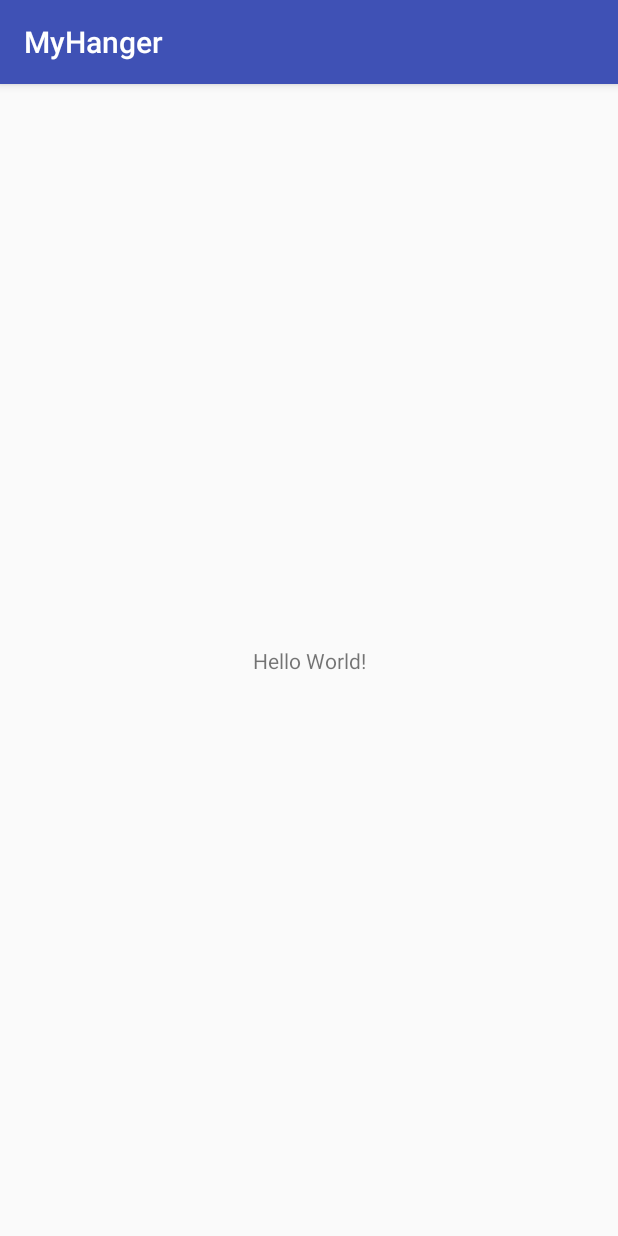
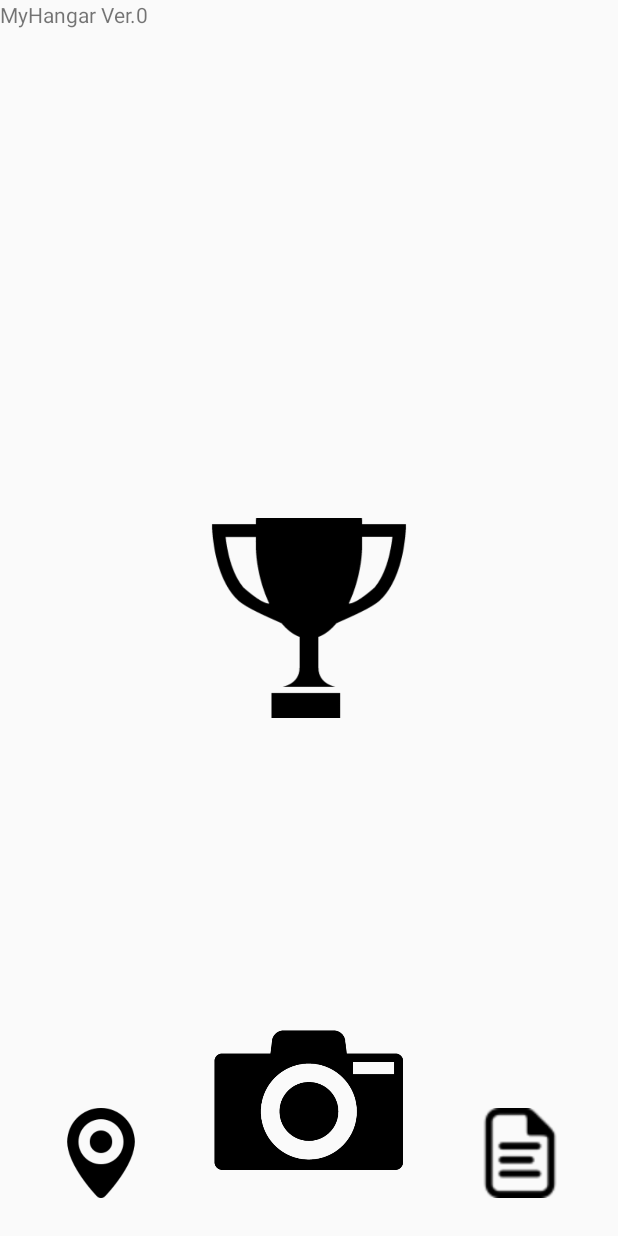
Before and after one commit to ktomoeda/MyHanger, an Android app: the screen it shows after launch (ScanActivity before the commit, MainActivity after it), on a phone screen of 412 x 824 dp. Run offline under Robolectric (Android 15) with nearby library versions, the phone set to English and light mode, and no system bars.

Commit message:
new images

```diff
--- /dev/null
+++ b/app/src/main/java/com/akinc/myhanger/MainActivity.java
@@ -0,0 +1,13 @@
+package com.akinc.myhanger;
+
+import android.support.v7.app.AppCompatActivity;
+import android.os.Bundle;
+
+public class MainActivity extends AppCompatActivity {
+
+    @Override
+    protected void onCreate(Bundle savedInstanceState) {
+        super.onCreate(savedInstanceState);
+        setContentView(R.layout.activity_main);
+    }
+}
--- /dev/null
+++ b/app/src/main/res/layout/activity_main.xml
@@ -0,0 +1,77 @@
+<?xml version="1.0" encoding="utf-8"?>
+<android.support.constraint.ConstraintLayout xmlns:android="http://schemas.android.com/apk/res/android"
+    xmlns:app="http://schemas.android.com/apk/res-auto"
+    xmlns:tools="http://schemas.android.com/tools"
+    android:layout_width="match_parent"
+    android:layout_height="match_parent"
+    tools:context="com.akinc.myhanger.MainActivity">
+
+    <ImageButton
+        android:id="@+id/imageButton"
+        android:layout_width="200px"
+        android:layout_height="200px"
+        android:background="@null"
+        android:scaleType="centerCrop"
+        android:visibility="visible"
+        app:layout_constraintBottom_toBottomOf="parent"
+        app:layout_constraintLeft_toLeftOf="parent"
+        app:layout_constraintRight_toRightOf="parent"
+        app:layout_constraintTop_toTopOf="parent"
+        app:layout_constraintVertical_bias="0.965"
+        app:srcCompat="@drawable/camera" />
+
+    <ImageButton
+        android:id="@+id/imageButton2"
+        android:layout_width="60dp"
+        android:layout_height="60dp"
+        android:background="@null"
+        android:scaleType="centerCrop"
+        app:layout_constraintBottom_toBottomOf="parent"
+        app:layout_constraintHorizontal_bias="0.106"
+        app:layout_constraintLeft_toLeftOf="parent"
+        app:layout_constraintRight_toRightOf="parent"
+        app:layout_constraintTop_toTopOf="parent"
+        app:layout_constraintVertical_bias="0.967"
+        app:srcCompat="@drawable/map" />
+
+    <ImageButton
+        android:id="@+id/imageButton3"
+        android:layout_width="60dp"
+        android:layout_height="60dp"
+        android:background="@null"
+        android:scaleType="centerCrop"
+        app:layout_constraintBottom_toBottomOf="parent"
+        app:layout_constraintHorizontal_bias="0.899"
+        app:layout_constraintLeft_toLeftOf="parent"
+        app:layout_constraintRight_toRightOf="parent"
+        app:layout_constraintTop_toTopOf="parent"
+        app:layout_constraintVertical_bias="0.967"
+        app:srcCompat="@drawable/document" />
+
+    <ImageButton
+        android:id="@+id/imageButton4"
+        android:layout_width="200px"
+        android:layout_height="200px"
+        android:scaleType="centerCrop"
+        android:background="@null"
+        app:srcCompat="@drawable/trophy"
+        app:layout_constraintBottom_toBottomOf="parent"
+        app:layout_constraintLeft_toLeftOf="parent"
+        app:layout_constraintRight_toRightOf="parent"
+        app:layout_constraintTop_toTopOf="parent"
+        app:layout_constraintVertical_bias=".5"
+        app:layout_constraintHorizontal_bias=".5"/>
+
+    <TextView
+        android:id="@+id/textView"
+        android:layout_width="wrap_content"
+        android:layout_height="21dp"
+        android:text="MyHangar Ver.0"
+        android:background="@null"
+        app:layout_constraintBottom_toBottomOf="parent"
+        app:layout_constraintLeft_toLeftOf="parent"
+        app:layout_constraintRight_toRightOf="parent"
+        app:layout_constraintTop_toTopOf="parent"
+        app:layout_constraintVertical_bias="0"
+        app:layout_constraintHorizontal_bias="0"/>
+</android.support.constraint.ConstraintLayout>
--- a/app/src/main/res/values/styles.xml
+++ b/app/src/main/res/values/styles.xml
@@ -1,7 +1,7 @@
 <resources>
 
     <!-- Base application theme. -->
-    <style name="AppTheme" parent="Theme.AppCompat.Light.DarkActionBar">
+    <style name="AppTheme" parent="Theme.AppCompat.Light.NoActionBar">
         <!-- Customize your theme here. -->
         <item name="colorPrimary">@color/colorPrimary</item>
         <item name="colorPrimaryDark">@color/colorPrimaryDark</item>
```
Also changed, not shown: app/src/main/AndroidManifest.xml (+8 -0 lines), app/src/main/java/com/akinc/myhanger/MapActivity.java (added, +13 -0 lines), app/src/main/res/drawable/ic_launcher_background.xml (+70 -166 lines), app/src/main/res/layout/activity_map.xml (added, +9 -0 lines), app/src/main/camera-web.png (added), app/src/main/res/drawable-v24/camera.png (added), app/src/main/res/drawable-v24/document.png (added), app/src/main/res/drawable-v24/map.png (added), app/src/main/res/drawable-v24/trophy.png (added), app/src/main/res/mipmap-hdpi/ic_launcher_foreground.png (added), app/src/main/res/mipmap-mdpi/ic_launcher_foreground.png (added), app/src/main/res/mipmap-xhdpi/ic_launcher_foreground.png (added), app/src/main/res/mipmap-xxhdpi/ic_launcher_foreground.png (added), app/src/main/res/mipmap-xxxhdpi/ic_launcher_foreground.png (added).
